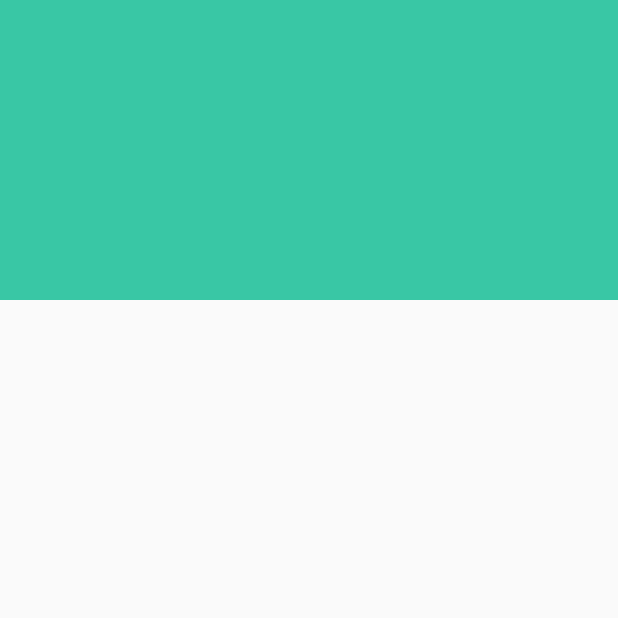
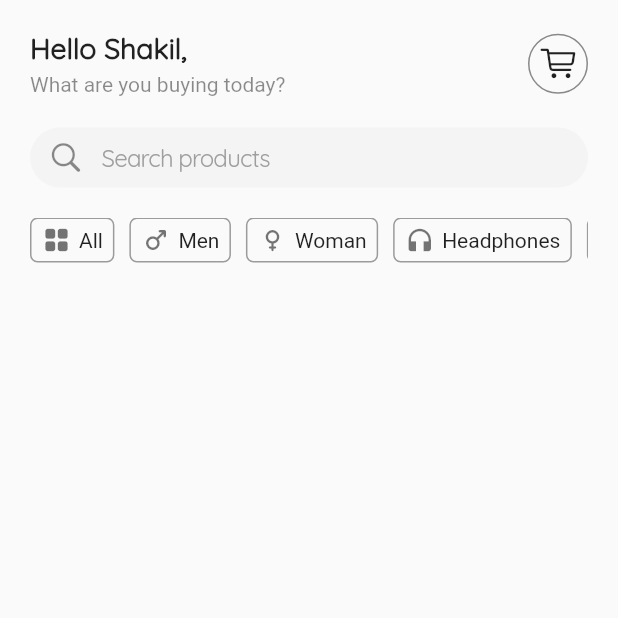
Before and after one commit to reazs/rangbazaar, a Flutter app: the screen it shows after launch, on a phone screen of 412 x 824 dp, the top half of it. Run offline on Flutter 3.47's test engine with Material 2 defaults, Android fonts, the phone set to English and light mode, and no system bars.

Commit message:
finished design of default greetingIntro with search feild and menu Items

```diff
--- a/fonts/merriweather/OFL.txt
+++ b/fonts/merriweather/OFL.txt
@@ -71,7 +71,7 @@ Modified Version, except to acknowledge the contribution(s) of the
 Copyright Holder(s) and the Author(s) or with their explicit written
 permission.
 
-5) The Font Software, modified or unmodified, in part or in whole,
+5) The Font Software, modified or unmodified, in part '.'or in whole,
 must be distributed entirely under this license, and must not be
 distributed under any other license. The requirement for fonts to
 remain under this license does not apply to any document created
--- /dev/null
+++ b/lib/components/greetingInfo.dart
@@ -0,0 +1,109 @@
+// ignore_for_file: prefer_const_constructors, use_full_hex_values_for_flutter_colors
+
+import 'package:flutter/cupertino.dart';
+import 'package:flutter/material.dart';
+
+import '../constants.dart';
+
+class GreetingInfo extends StatelessWidget {
+  const GreetingInfo({
+    Key? key,
+  }) : super(key: key);
+
+  @override
+  Widget build(BuildContext context) {
+    Size size = kSize(context);
+    List<Map<String, IconData>> menuItems = [
+      {"All": Icons.grid_view_rounded},
+      {"Men": Icons.male_rounded},
+      {"Woman": Icons.female_rounded},
+      {"Headphones": Icons.headphones},
+      {"Girls": Icons.girl},
+      {"Boys": Icons.boy_rounded},
+    ];
+    return Column(
+      children: [
+        Row(
+          mainAxisAlignment: MainAxisAlignment.spaceBetween,
+          children: [
+            Column(
+              crossAxisAlignment: CrossAxisAlignment.start,
+              children: [
+                Text(
+                  "Hello Shakil,",
+                  style: TextStyle(
+                    fontFamily: "Quicksand",
+                    fontWeight: FontWeight.bold,
+                    fontSize: size.width * 0.046,
+                  ),
+                ),
+                const Text("What are you buying today?", style: kBodyGreyText),
+              ],
+            ),
+            Container(
+                height: 40,
+                width: 40,
+                decoration: BoxDecoration(
+                    border: Border.all(color: Colors.black45),
+                    borderRadius: BorderRadius.circular(100)),
+                padding: const EdgeInsets.all(kDefaultPadding / 4),
+                child: const Center(
+                  child: Icon(
+                    CupertinoIcons.shopping_cart,
+                  ),
+                ))
+          ],
+        ),
+        const SizedBox(
+          height: kDefaultPadding,
+        ),
+        Container(
+          decoration: BoxDecoration(
+              color: Color(0xFFF4F4F4),
+              borderRadius: BorderRadius.circular(30)),
+          height: 40,
+          width: double.infinity,
+          child: TextField(
+            textAlign: TextAlign.left,
+            decoration: kInputDecoration.copyWith(
+              prefixIcon: Icon(CupertinoIcons.search),
+              hintText: "Search products",
+            ),
+          ),
+        ),
+        SizedBox(
+          height: kDefaultPadding,
+        ),
+        SingleChildScrollView(
+          scrollDirection: Axis.horizontal,
+          child: Row(children: [
+            ...List.generate(
+              menuItems.length,
+              (index) => Container(
+                margin: EdgeInsets.only(right: kDefaultPadding / 2),
+                alignment: Alignment.center,
+                padding: EdgeInsets.symmetric(horizontal: kDefaultPadding / 3),
+                constraints: BoxConstraints(maxHeight: 30),
+                decoration: BoxDecoration(
+                    borderRadius: BorderRadius.circular(5),
+                    border: Border.all(color: Colors.black38)),
+                // ignore: prefer_const_literals_to_create_immutables
+                child: Row(children: [
+                  Icon(
+                    menuItems[index].values.first,
+                    color: Colors.black54,
+                    size: 20,
+                  ),
+                  SizedBox(
+                    width: kDefaultPadding / 4,
+                  ),
+                  Text(menuItems[index].keys.first)
+                ]),
+              ),
+            )
+          ]),
+        )
+      ],
+    );
+  }
+}
--- a/lib/constants.dart
+++ b/lib/constants.dart
@@ -4,3 +4,18 @@ const Color kPrimaryColor = Color(0xFF39C7A5);
 const Color kGreyColor = Color(0xFF888888);
 const Color kHoverColor = Color(0xFFF6F6F6);
 const Color kNavyBlue = Color(0xFF4D5571);
+const double kDefaultPadding = 20;
+
+const TextStyle kBodyGreyText =
+    TextStyle(fontFamily: "Roboto", color: Colors.black45, height: 1.5);
+
+Size kSize(context) {
+  return MediaQuery.of(context).size;
+}
+
+const kInputDecoration = InputDecoration(
+
+
+    hintStyle: TextStyle(
+        fontFamily: "Quicksand", color: Colors.grey, letterSpacing: -0.6),
+    border: InputBorder.none);
--- a/lib/main.dart
+++ b/lib/main.dart
@@ -1,4 +1,5 @@
 import 'package:flutter/material.dart';
+import 'package:rangbazaar/constants.dart';
 import 'package:rangbazaar/screens/home_page.dart';
 
 void main() {
@@ -13,9 +14,11 @@ class MyApp extends StatelessWidget {
   Widget build(BuildContext context) {
     return MaterialApp(
         title: 'Flutter Demo',
-        theme: ThemeData(
-          primarySwatch: Colors.blue,
-        ),
+        debugShowCheckedModeBanner: false,
+        theme: ThemeData().copyWith(
+            primaryColor: kPrimaryColor,
+            colorScheme:
+                ThemeData().colorScheme.copyWith(primary: kPrimaryColor)),
         home: const HomePage());
   }
 }
--- a/lib/screens/home_page.dart
+++ b/lib/screens/home_page.dart
@@ -1,5 +1,7 @@
 import 'package:flutter/material.dart';
 import 'package:rangbazaar/constants.dart';
+
+import '../components/greetingInfo.dart';
 
 class HomePage extends StatelessWidget {
   const HomePage({super.key});
@@ -7,13 +9,24 @@ class HomePage extends StatelessWidget {
   @override
   Widget build(BuildContext context) {
     return Scaffold(
-      body: Column(children: [
-        Container(
-          height: 200,
-          width: double.infinity,
-          color: kPrimaryColor,
-        )
-      ]),
+      body: SafeArea(
+        child: SingleChildScrollView(
+          child: Container(
+            margin: const EdgeInsets.symmetric(
+                horizontal: kDefaultPadding, vertical: kDefaultPadding),
+            // ignore: prefer_const_literals_to_create_immutables
+            child:
+                // ignore: prefer_const_literals_to_create_immutables
+                Column(
+              crossAxisAlignment: CrossAxisAlignment.start,
+              // ignore: prefer_const_literals_to_create_immutables
+              children: [
+                const GreetingInfo(),
+              ],
+            ),
+          ),
+        ),
+      ),
     );
   }
 }
```
Also changed, not shown: pubspec.yaml (+10 -5 lines), assets/icons/female.png (added), assets/icons/grid.png (added), assets/icons/male.png (added).
